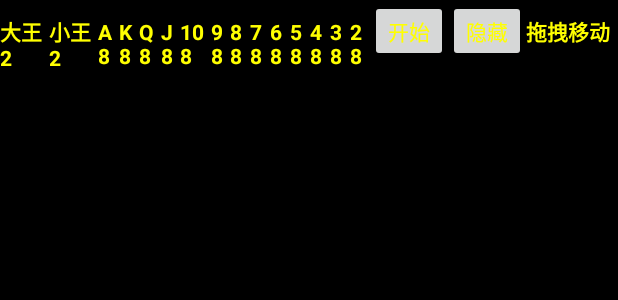
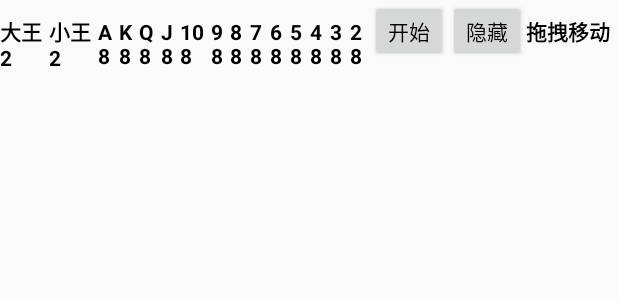
Before and after one commit to 2779606141/ncnn-android-yolov8-guandan, an Android app: the layout floating_layout.xml on its own in the app's theme, with its tools: preview values and no code run, on a phone screen of 412 x 824 dp. Shown: the top 300 px of the screen. Run offline under Robolectric (Android 15) with nearby library versions, the phone set to English and light mode, and no system bars.

Commit message:
中途保存

```diff
--- a/app/src/main/AndroidManifest.xml
+++ b/app/src/main/AndroidManifest.xml
@@ -12,6 +12,7 @@
     <uses-permission android:name="android.permission.MEDIA_CONTENT_CONTROL"
         tools:ignore="ProtectedPermissions" />
     <uses-permission android:name="android.permission.FOREGROUND_SERVICE" />
+    <uses-permission android:name="com.huawei.permission.SYSTEM_ALERT_WINDOW"/>
 
     <application android:label="@string/app_name"
         android:theme="@style/Theme.AppCompat.Light.DarkActionBar">>
--- a/app/src/main/java/com/tencent/yolov8ncnn/CardUpdateListener.java
+++ b/app/src/main/java/com/tencent/yolov8ncnn/CardUpdateListener.java
@@ -1,5 +1,5 @@
 package com.tencent.yolov8ncnn;
 
 public interface CardUpdateListener {
-    void onCardsUpdated(int[] playedCards,int id);
+    void onCardsUpdated(String s, int[] playedCards, int id);
 }
--- a/app/src/main/java/com/tencent/yolov8ncnn/MainActivity.java
+++ b/app/src/main/java/com/tencent/yolov8ncnn/MainActivity.java
@@ -40,7 +40,7 @@ public class MainActivity extends AppCompatActivity {
         });
 
         SharedPreferences sharedPreferences = getSharedPreferences("MySettings", Context.MODE_PRIVATE);
-        int time = sharedPreferences.getInt("time", 2000);
+        int time = sharedPreferences.getInt("time", 500);
         EditText editText = findViewById(R.id.editTextNumberSigned);
         editText.setText(String.valueOf(time));
 
--- a/app/src/main/res/layout/floating_layout.xml
+++ b/app/src/main/res/layout/floating_layout.xml
@@ -2,7 +2,7 @@
 <androidx.constraintlayout.widget.ConstraintLayout xmlns:android="http://schemas.android.com/apk/res/android"
     android:layout_width="match_parent"
     android:layout_height="match_parent"
-    android:background="#000000">
+    android:background="#00000000">
 
     <LinearLayout
         android:layout_width="match_parent"
@@ -15,7 +15,7 @@
             android:layout_height="wrap_content"
             android:layout_weight="1"
             android:text="大王\n2"
-            android:textColor="#FFFF00"
+            android:textColor="#000000"
             android:textStyle="bold" />
         <TextView
             android:id="@+id/textView15"
@@ -23,7 +23,7 @@
             android:layout_height="wrap_content"
             android:layout_weight="1"
             android:text="小王\n2"
-            android:textColor="#FFFF00"
+            android:textColor="#000000"
             android:textStyle="bold" />
 
         <TextView
@@ -31,7 +31,7 @@
             android:layout_width="wrap_content"
             android:layout_height="wrap_content"
             android:layout_weight="1"
-            android:textColor="#FFFF00"
+            android:textColor="#000000"
             android:text="A\n8"
             android:textStyle="bold" />
         <TextView
@@ -39,7 +39,7 @@
             android:layout_width="wrap_content"
             android:layout_height="wrap_content"
             android:layout_weight="1"
-            android:textColor="#FFFF00"
+            android:textColor="#000000"
             android:text="K\n8"
             android:textStyle="bold" />
 
@@ -48,7 +48,7 @@
             android:layout_width="wrap_content"
             android:layout_height="wrap_content"
             android:layout_weight="1"
-            android:textColor="#FFFF00"
+            android:textColor="#000000"
             android:text="Q\n8"
             android:textStyle="bold" />
 
@@ -57,7 +57,7 @@
             android:layout_width="wrap_content"
             android:layout_height="wrap_content"
             android:layout_weight="1"
-            android:textColor="#FFFF00"
+            android:textColor="#000000"
             android:text="J\n8"
             android:textStyle="bold" />
 
@@ -66,7 +66,7 @@
             android:layout_width="wrap_content"
             android:layout_height="wrap_content"
             android:layout_weight="1"
-            android:textColor="#FFFF00"
+            android:textColor="#000000"
             android:text="10\n8"
             android:textStyle="bold" />
 
@@ -75,7 +75,7 @@
             android:layout_width="wrap_content"
             android:layout_height="wrap_content"
             android:layout_weight="1"
-            android:textColor="#FFFF00"
+            android:textColor="#000000"
             android:text="9\n8"
             android:textStyle="bold" />
 
@@ -84,7 +84,7 @@
             android:layout_width="wrap_content"
             android:layout_height="wrap_content"
             android:layout_weight="1"
-            android:textColor="#FFFF00"
+            android:textColor="#000000"
             android:text="8\n8"
             android:textStyle="bold" />
 
@@ -93,7 +93,7 @@
             android:layout_width="wrap_content"
             android:layout_height="wrap_content"
             android:layout_weight="1"
-            android:textColor="#FFFF00"
+            android:textColor="#000000"
             android:text="7\n8"
             android:textStyle="bold" />
 
@@ -102,7 +102,7 @@
             android:layout_width="wrap_content"
             android:layout_height="wrap_content"
             android:layout_weight="1"
-            android:textColor="#FFFF00"
+            android:textColor="#000000"
             android:text="6\n8"
             android:textStyle="bold" />
 
@@ -111,7 +111,7 @@
             android:layout_width="wrap_content"
             android:layout_height="wrap_content"
             android:layout_weight="1"
-            android:textColor="#FFFF00"
+            android:textColor="#000000"
             android:text="5\n8"
             android:textStyle="bold" />
 
@@ -120,7 +120,7 @@
             android:layout_width="wrap_content"
             android:layout_height="wrap_content"
             android:layout_weight="1"
-            android:textColor="#FFFF00"
+            android:textColor="#000000"
             android:text="4\n8"
             android:textStyle="bold" />
 
@@ -129,7 +129,7 @@
             android:layout_width="wrap_content"
             android:layout_height="wrap_content"
             android:layout_weight="1"
-            android:textColor="#FFFF00"
+            android:textColor="#000000"
             android:text="3\n8"
             android:textStyle="bold" />
         <TextView
@@ -137,7 +137,7 @@
             android:layout_width="wrap_content"
             android:layout_height="wrap_content"
             android:layout_weight="1"
-            android:textColor="#FFFF00"
+            android:textColor="#000000"
             android:text="2\n8"
             android:textStyle="bold" />
 
@@ -147,7 +147,7 @@
             android:layout_height="wrap_content"
             android:minWidth="0dip"
             android:minHeight="0dip"
-            android:textColor="#FFFF00"
+            android:textColor="#000000"
             android:text="开始" />
 
         <Button
@@ -156,7 +156,7 @@
             android:layout_height="wrap_content"
             android:minWidth="0dip"
             android:minHeight="0dip"
-            android:textColor="#FFFF00"
+            android:textColor="#000000"
             android:text="隐藏" />
 
         <TextView
@@ -164,7 +164,7 @@
             android:layout_width="wrap_content"
             android:layout_height="wrap_content"
             android:layout_weight="1"
-            android:textColor="#FFFF00"
+            android:textColor="#000000"
             android:text="拖拽移动"
             android:textStyle="bold" />
 
```
Also changed, not shown: app/src/main/java/com/tencent/yolov8ncnn/CardUtils.java (+17 -2 lines), app/src/main/java/com/tencent/yolov8ncnn/FloatingWindowService.java (+21 -10 lines), app/src/main/java/com/tencent/yolov8ncnn/HandCardOverlayView.java (+109 -18 lines), app/src/main/java/com/tencent/yolov8ncnn/Player.java (+9 -19 lines), 10 other files.
